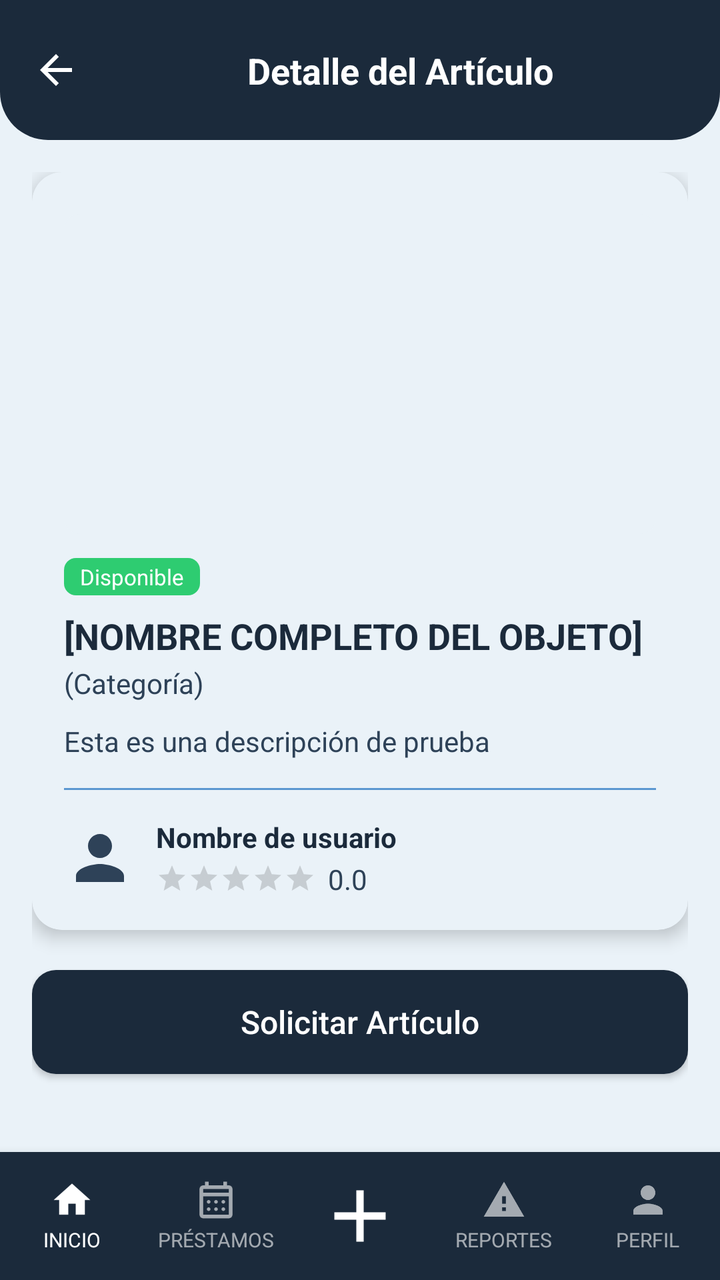
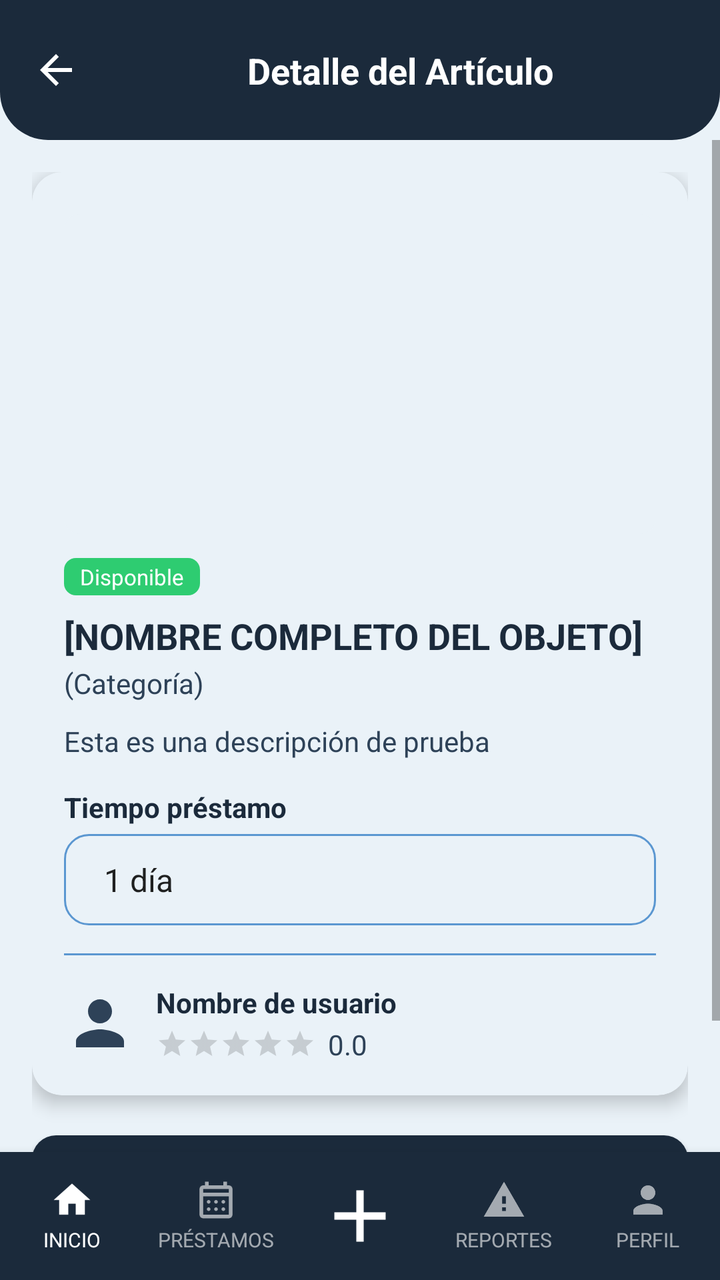

Before-and-after screenshots of an Android layout around one commit, followed by the original layout XML and the change that was made.
<!-- AndroidManifest.xml: application theme Theme.YipShare -->
<!-- res/layout/activity_detalle_articulo.xml -->
<?xml version="1.0" encoding="utf-8"?>
<androidx.constraintlayout.widget.ConstraintLayout
    xmlns:android="http://schemas.android.com/apk/res/android"
    xmlns:app="http://schemas.android.com/apk/res-auto"
    xmlns:tools="http://schemas.android.com/tools"
    android:id="@+id/main"
    android:layout_width="match_parent"
    android:layout_height="match_parent"
    android:background="@color/fondo_pantalla">

    <View
        android:id="@+id/bg_header"
        android:layout_width="0dp"
        android:layout_height="0dp"
        android:background="@drawable/bg_header"
        app:layout_constraintTop_toTopOf="parent"
        app:layout_constraintStart_toStartOf="parent"
        app:layout_constraintEnd_toEndOf="parent"
        app:layout_constraintBottom_toBottomOf="@id/guideline_header"/>

    <androidx.constraintlayout.widget.Guideline
        android:id="@+id/guideline_header"
        android:layout_width="wrap_content"
        android:layout_height="wrap_content"
        android:orientation="horizontal"
        app:layout_constraintGuide_begin="70dp" />

    <ImageView
        android:id="@+id/btn_regresar"
        android:layout_width="24dp"
        android:layout_height="24dp"
        android:src="@drawable/ic_arrow_back"
        app:tint="@android:color/white"
        android:contentDescription="Regresar"
        android:clickable="true"
        android:focusable="true"
        android:background="?attr/selectableItemBackgroundBorderless"
        android:layout_marginStart="16dp"
        app:layout_constraintTop_toTopOf="@id/bg_header"
        app:layout_constraintBottom_toBottomOf="@id/bg_header"
        app:layout_constraintStart_toStartOf="parent" />

    <TextView
        android:id="@+id/tv_titulo_pantalla"
        android:layout_width="0dp"
        android:layout_height="wrap_content"
        android:text="Detalle del Artículo"
        android:textAlignment="center"
        android:textColor="@android:color/white"
        android:textStyle="bold"
        android:textSize="18sp"
        android:gravity="center"
        app:layout_constraintTop_toTopOf="@id/bg_header"
        app:layout_constraintBottom_toBottomOf="@id/bg_header"
        app:layout_constraintStart_toEndOf="@id/btn_regresar"
        app:layout_constraintEnd_toEndOf="parent" />

    <ScrollView
        android:id="@+id/scrollView_detalleArticulo"
        android:layout_width="0dp"
        android:layout_height="0dp"
        app:layout_constraintTop_toBottomOf="@id/guideline_header"
        app:layout_constraintStart_toStartOf="parent"
        app:layout_constraintEnd_toEndOf="parent"
        app:layout_constraintBottom_toTopOf="@id/bottom_nav">

        <androidx.constraintlayout.widget.ConstraintLayout
            android:layout_width="match_parent"
            android:layout_height="wrap_content"
            android:padding="16dp">

            <androidx.cardview.widget.CardView
                android:id="@+id/card_articulo"
                android:layout_width="0dp"
                android:layout_height="wrap_content"
                app:cardCornerRadius="15dp"
                app:cardElevation="5dp"
                app:cardBackgroundColor="@color/color_tarjeta"
                app:layout_constraintTop_toTopOf="parent"
                app:layout_constraintStart_toStartOf="parent"
                app:layout_constraintEnd_toEndOf="parent">

                <LinearLayout
                    android:layout_width="match_parent"
                    android:layout_height="wrap_content"
                    android:orientation="vertical"
                    android:padding="16dp">
                    <Button
                        android:id="@+id/eliminar_articulo"
                        style="@style/ButtonSecundary"
                        android:layout_width="match_parent"
                        android:layout_height="20dp"
                        android:textAlignment="center"
                        android:layout_marginTop="16dp"
                        android:layout_marginBottom="16dp"
                        android:text="Eliminar Artículo"
                        android:layout_marginStart="16dp"
                        android:layout_marginEnd="16dp"
                        android:visibility="gone"/>

                    <View
                        android:id="@+id/iv_imagen_articulo"
                        android:layout_width="match_parent"
                        android:layout_height="160dp"
                        android:layout_marginTop="5dp"
                        android:background="@drawable/bg_placeholder_imagen" />

                    <TextView
                        android:id="@+id/tv_estado_articulo"
                        android:layout_width="wrap_content"
                        android:layout_height="wrap_content"
                        android:layout_marginTop="12dp"
                        android:background="@drawable/bg_badge_disponible"
                        android:paddingStart="8dp"
                        android:paddingEnd="8dp"
                        android:paddingTop="2dp"
                        android:paddingBottom="2dp"
                        android:text="Disponible"
                        android:textColor="@android:color/white"
                        android:textSize="11sp" />

                    <TextView
                        android:id="@+id/tv_nombre_articulo"
                        style="@style/TextTitle"
                        android:layout_width="wrap_content"
                        android:layout_height="wrap_content"
                        android:layout_marginTop="8dp"
                        android:text="[NOMBRE COMPLETO DEL OBJETO]" />

                    <TextView
                        android:id="@+id/tv_categoria"
                        style="@style/TextBody"
                        android:layout_width="wrap_content"
                        android:layout_height="wrap_content"
                        android:layout_marginTop="2dp"
                        android:text="(Categoría)" />

                    <TextView
                        android:id="@+id/tv_descripcion"
                        style="@style/TextBody"
                        android:layout_width="match_parent"
                        android:layout_height="wrap_content"
                        android:layout_marginTop="10dp"
                        android:lineSpacingExtra="2dp"
                        android:text="Esta es una descripción de prueba" />

                    <View
                        android:id="@+id/view_linea"
                        android:layout_width="match_parent"
                        android:layout_height="1dp"
                        android:layout_marginTop="14dp"
                        android:background="@color/input_stroke" />

                    <LinearLayout
                        android:id="@+id/layout_prestamista"
                        android:layout_width="match_parent"
                        android:layout_height="wrap_content"
                        android:orientation="horizontal"
                        android:gravity="center_vertical"
                        android:layout_marginTop="14dp">

                        <ImageView
                            android:id="@+id/iv_prestamista"
                            android:layout_width="36dp"
                            android:layout_height="36dp"
                            android:src="@drawable/ic_person"
                            app:tint="@color/texto_secundario"
                            android:contentDescription="@null" />

                        <LinearLayout
                            android:id="@+id/layout_prestamista_info"
                            android:layout_width="wrap_content"
                            android:layout_height="wrap_content"
                            android:orientation="vertical"
                            android:layout_marginStart="10dp">

                            <TextView
                                android:id="@+id/tv_prestamista"
                                style="@style/TextTitle"
                                android:layout_width="wrap_content"
                                android:layout_height="wrap_content"
                                android:textSize="14sp"
                                android:text="Nombre de usuario" />

                            <LinearLayout
                                android:id="@+id/layout_calificacion"
                                android:layout_width="wrap_content"
                                android:layout_height="wrap_content"
                                android:orientation="horizontal"
                                android:gravity="center_vertical"
                                android:layout_marginTop="2dp">

                                <RatingBar
                                    android:id="@+id/rb_calificacion"
                                    style="@style/Widget.AppCompat.RatingBar.Small"
                                    android:layout_width="wrap_content"
                                    android:layout_height="wrap_content"
                                    android:numStars="5"
                                    android:stepSize="0.5"
                                    android:isIndicator="true"
                                    android:progressTint="@color/azul_yipshare"
                                    tools:rating="0" />

                                <TextView
                                    android:id="@+id/tv_calificacion_numero"
                                    style="@style/TextBody"
                                    android:layout_width="wrap_content"
                                    android:layout_height="wrap_content"
                                    android:layout_marginStart="6dp"
                                    android:text="0.0" />

                            </LinearLayout>

                        </LinearLayout>

                    </LinearLayout>

                </LinearLayout>

            </androidx.cardview.widget.CardView>

            <Button
                android:id="@+id/btn_accion_articulo"
                style="@style/ButtonPrimary"
                android:layout_width="0dp"
                android:layout_height="52dp"
                android:text="Solicitar Artículo"
                android:layout_marginTop="20dp"
                android:layout_marginBottom="16dp"
                app:layout_constraintTop_toBottomOf="@id/card_articulo"
                app:layout_constraintStart_toStartOf="parent"
                app:layout_constraintEnd_toEndOf="parent"
                app:layout_constraintBottom_toBottomOf="parent" />
        </androidx.constraintlayout.widget.ConstraintLayout>

    </ScrollView>

    <LinearLayout
        android:id="@+id/bottom_nav"
        android:layout_width="0dp"
        android:layout_height="64dp"
        android:orientation="horizontal"
        android:weightSum="5"
        android:background="@color/azul_yipshare"
        android:elevation="8dp"
        app:layout_constraintBottom_toBottomOf="parent"
        app:layout_constraintStart_toStartOf="parent"
        app:layout_constraintEnd_toEndOf="parent">

        <LinearLayout
            android:id="@+id/nav_inicio"
            android:layout_width="0dp"
            android:layout_height="match_parent"
            android:layout_weight="1"
            android:orientation="vertical"
            android:gravity="center"
            android:clickable="true"
            android:focusable="true"
            android:background="?attr/selectableItemBackgroundBorderless">

            <ImageView
                android:id="@+id/imageView_inicio"
                android:layout_width="22dp"
                android:layout_height="22dp"
                android:src="@drawable/ic_house_princial"
                app:tint="@android:color/white"
                android:contentDescription="Inicio" />

            <TextView
                android:id="@+id/textView_inicio"
                android:layout_width="wrap_content"
                android:layout_height="wrap_content"
                android:text="INICIO"
                android:textColor="@android:color/white"
                android:textSize="10sp"
                android:layout_marginTop="2dp" />
        </LinearLayout>

        <LinearLayout
            android:id="@+id/nav_prestamos"
            android:layout_width="0dp"
            android:layout_height="match_parent"
            android:layout_weight="1"
            android:orientation="vertical"
            android:gravity="center"
            android:clickable="true"
            android:focusable="true"
            android:background="?attr/selectableItemBackgroundBorderless">

            <ImageView
                android:id="@+id/imageView_prestamos"
                android:layout_width="22dp"
                android:layout_height="22dp"
                android:src="@drawable/ic_calendar_month"
                app:tint="#99FFFFFF"
                android:contentDescription="Préstamos" />

            <TextView
                android:id="@+id/textView_prestamos"
                android:layout_width="wrap_content"
                android:layout_height="wrap_content"
                android:text="PRÉSTAMOS"
                android:textColor="#99FFFFFF"
                android:textSize="10sp"
                android:layout_marginTop="2dp" />
        </LinearLayout>

        <LinearLayout
            android:id="@+id/nav_agregar"
            android:layout_width="0dp"
            android:layout_height="match_parent"
            android:layout_weight="1"
            android:orientation="vertical"
            android:gravity="center"
            android:clickable="true"
            android:focusable="true"
            android:background="?attr/selectableItemBackgroundBorderless">

            <ImageView
                android:id="@+id/imageView_agregar"
                android:layout_width="44dp"
                android:layout_height="44dp"
                android:src="@drawable/ic_plus_icon"
                app:tint="@android:color/white"
                android:contentDescription="Agregar" />
        </LinearLayout>

        <LinearLayout
            android:id="@+id/nav_reportes"
            android:layout_width="0dp"
            android:layout_height="match_parent"
            android:layout_weight="1"
            android:orientation="vertical"
            android:gravity="center"
            android:clickable="true"
            android:focusable="true"
            android:background="?attr/selectableItemBackgroundBorderless">

            <ImageView
                android:id="@+id/imageView_reportes"
                android:layout_width="22dp"
                android:layout_height="22dp"
                android:src="@drawable/ic_warning"
                app:tint="#99FFFFFF"
                android:contentDescription="Reportes" />

            <TextView
                android:id="@+id/textView_reportes"
                android:layout_width="wrap_content"
                android:layout_height="wrap_content"
                android:text="REPORTES"
                android:textColor="#99FFFFFF"
                android:textSize="10sp"
                android:layout_marginTop="2dp" />
        </LinearLayout>

        <LinearLayout
            android:id="@+id/nav_perfil"
            android:layout_width="0dp"
            android:layout_height="match_parent"
            android:layout_weight="1"
            android:orientation="vertical"
            android:gravity="center"
            android:clickable="true"
            android:focusable="true"
            android:background="?attr/selectableItemBackgroundBorderless">

            <ImageView
                android:id="@+id/imageView_perfil"
                android:layout_width="22dp"
                android:layout_height="22dp"
                android:src="@drawable/ic_person"
                app:tint="#99FFFFFF"
                android:contentDescription="Perfil" />

            <TextView
                android:id="@+id/textView_perfil"
                android:layout_width="wrap_content"
                android:layout_height="wrap_content"
                android:text="PERFIL"
                android:textColor="#99FFFFFF"
                android:textSize="10sp"
                android:layout_marginTop="2dp" />
        </LinearLayout>

    </LinearLayout>

</androidx.constraintlayout.widget.ConstraintLayout>
<!-- resources referenced by this layout -->
<resources>
  <color name="azul_yipshare">#1B2A3B</color>
  <color name="color_tarjeta">#EAF2F8</color>
  <color name="fondo_pantalla">#EAF2F8</color>
  <color name="input_stroke">#5B97D1</color>
  <color name="texto_secundario">#2E4258</color>
  <!-- drawable bg_badge_disponible (drawable) -->
  <?xml version="1.0" encoding="utf-8"?>
  <shape xmlns:android="http://schemas.android.com/apk/res/android"
      android:shape="rectangle">
      <solid android:color="#2ECC71" />
      <corners android:radius="6dp" />
  </shape>
  <!-- drawable bg_header (drawable) -->
  <?xml version="1.0" encoding="utf-8"?>
  <shape xmlns:android="http://schemas.android.com/apk/res/android"
      android:shape="rectangle">
      <solid android:color="@color/azul_yipshare" />
      <corners
          android:bottomLeftRadius="24dp"
          android:bottomRightRadius="24dp" />
  </shape>
  <!-- drawable bg_placeholder_imagen (drawable) -->
  <?xml version="1.0" encoding="utf-8"?>
  <shape xmlns:android="http://schemas.android.com/apk/res/android"
      android:shape="rectangle">
      <solid android:color="@color/input_fondo" />
      <corners android:radius="8dp" />
  </shape>
  <!-- drawable ic_house_princial (drawable) -->
  <vector xmlns:android="http://schemas.android.com/apk/res/android"
      android:width="24dp"
      android:height="24dp"
      android:viewportWidth="24"
      android:viewportHeight="24">
      <path
          android:fillColor="@android:color/white"
          android:pathData="M10,20v-6h4v6h5v-8h3L12,3 2,12h3v8z"/>
  </vector>
  <!-- drawable ic_warning (drawable) -->
  <vector xmlns:android="http://schemas.android.com/apk/res/android"
      android:width="24dp"
      android:height="24dp"
      android:viewportWidth="24"
      android:viewportHeight="24">
      <path
          android:fillColor="@android:color/white"
          android:pathData="M1,21h22L12,2 1,21zM13,18h-2v-2h2v2zM13,14h-2v-4h2v4z"/>
  </vector>
  <style name="TextBody">
          <item name="android:textColor">@color/texto_secundario</item>
          <item name="android:textSize">14sp</item>
      </style>
  <style name="TextTitle">
          <item name="android:textColor">@color/azul_yipshare</item>
          <item name="android:textSize">18sp</item>
          <item name="android:textStyle">bold</item>
      </style>
  <style name="Theme.YipShare" parent="Theme.AppCompat.DayNight.NoActionBar">
          <item name="android:windowBackground">@color/fondo_pantalla</item>
      </style>
  <color name="input_fondo">#EAF2F8</color>
  <!-- drawable bg_button_primary (drawable) -->
  <?xml version="1.0" encoding="utf-8"?>
  <shape xmlns:android="http://schemas.android.com/apk/res/android"
      android:shape="rectangle">
      <solid android:color="@color/azul_yipshare" />
      <corners android:radius="12dp" />
  </shape>
  <!-- drawable bg_button_secundary (drawable) -->
  <?xml version="1.0" encoding="utf-8"?>
  <shape xmlns:android="http://schemas.android.com/apk/res/android"
      android:shape="rectangle">
      <solid android:color="@color/input_stroke" />
      <corners android:radius="12dp" />
  </shape>
  <!-- unchanged entries left out for length: 6 -->
</resources>

<!-- the commit's change to res/layout/activity_detalle_articulo.xml (unified diff, before → after) -->
@@ -143,6 +143,22 @@
                         android:layout_marginTop="10dp"
                         android:lineSpacingExtra="2dp"
                         android:text="Esta es una descripción de prueba" />
+                    <TextView
+                        style="@style/TextTitle"
+                        android:layout_width="wrap_content"
+                        android:layout_height="wrap_content"
+                        android:layout_marginTop="14dp"
+                        android:textSize="14sp"
+                        android:text="Tiempo préstamo" />
+                    <Spinner
+                        android:id="@+id/sp_estado_fisico"
+                        android:layout_width="match_parent"
+                        android:layout_height="wrap_content"
+                        android:layout_marginTop="4dp"
+                        android:background="@drawable/bg_input"
+                        android:padding="12dp"
+                        android:entries="@array/tiempo_prestamo"
+                        android:spinnerMode="dropdown" />
 
                     <View
                         android:id="@+id/view_linea"
<!-- resource entries referenced after the edit -->
@@ -1,5 +1,13 @@
 <!-- resources referenced by this layout -->
 <resources>
+  <string-array name="tiempo_prestamo">
+          <item>1 día</item>
+          <item>2 días</item>
+          <item>3 días</item>
+          <item>1 semana</item>
+          <item>2 semanas</item>
+          <item>1 mes</item>
+      </string-array>
   <color name="azul_yipshare">#1B2A3B</color>
   <color name="color_tarjeta">#EAF2F8</color>
   <color name="fondo_pantalla">#EAF2F8</color>
@@ -20,6 +28,21 @@
       <corners
           android:bottomLeftRadius="24dp"
           android:bottomRightRadius="24dp" />
+  </shape>
+  <!-- drawable bg_input (drawable) -->
+  <?xml version="1.0" encoding="utf-8"?>
+  <shape xmlns:android="http://schemas.android.com/apk/res/android"
+      android:shape="rectangle">
+      <solid android:color="@color/input_fondo" />
+      <corners android:radius="12dp" />
+      <stroke
+          android:width="1dp"
+          android:color="@color/input_stroke" />
+      <padding
+          android:left="16dp"
+          android:right="16dp"
+          android:top="12dp"
+          android:bottom="12dp" />
   </shape>
   <!-- drawable bg_placeholder_imagen (drawable) -->
   <?xml version="1.0" encoding="utf-8"?>
